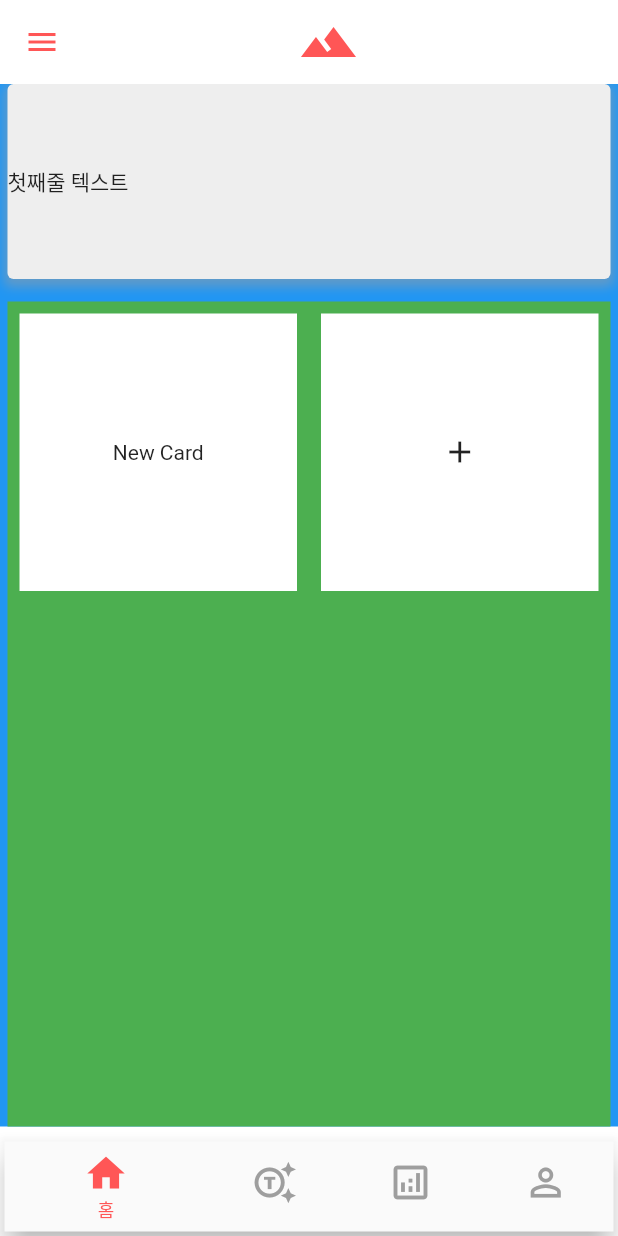
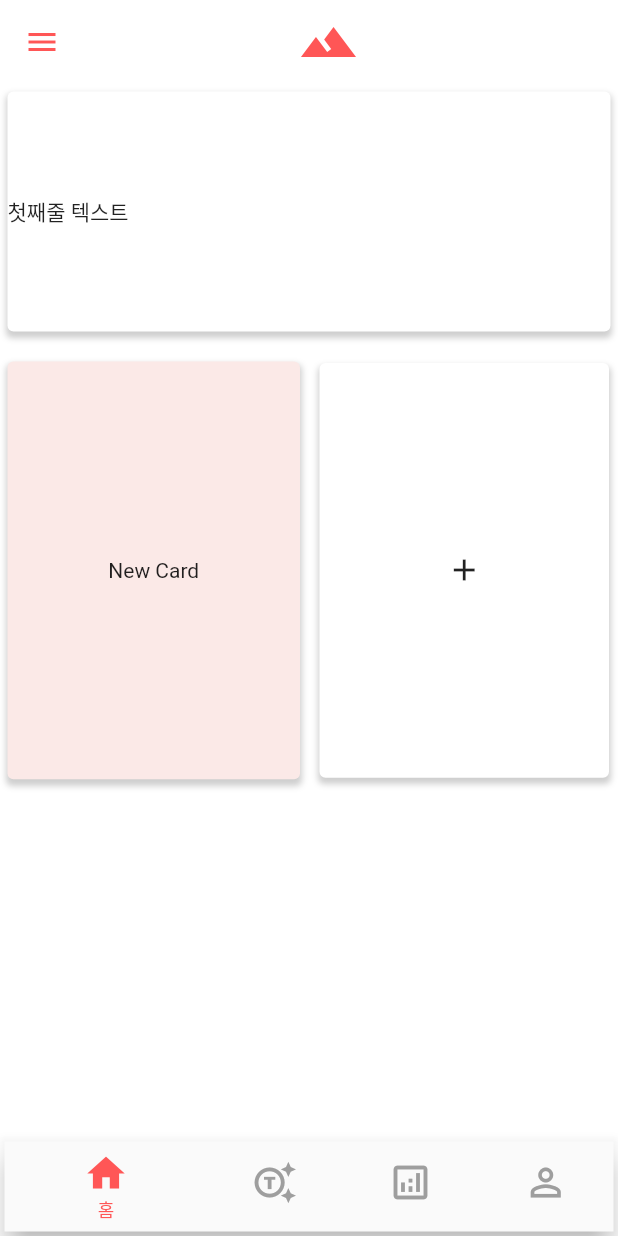
Before and after one commit to day0ung/mirea_on, a Flutter app: the HomeApp screen opened directly, after a tap on the "add" icon, on a phone screen of 412 x 824 dp. Run offline on Flutter 3.47's test engine with Material 2 defaults, Android fonts, the light colour scheme and no system bars; statements that could not run were skipped.

Commit message:
chore : home 화면 layout

```diff
--- a/front-end/mirea_on/lib/pages/page_home.dart
+++ b/front-end/mirea_on/lib/pages/page_home.dart
@@ -1,4 +1,5 @@
 import 'package:flutter/material.dart';
+import '../utils/decoration.dart';
 
 
 class HomePage extends StatefulWidget{
@@ -14,26 +15,14 @@ class _HomePage extends State<HomePage> {
   @override
   Widget build(BuildContext context) {
     return Container(
-      padding: const EdgeInsets.only(left: 5, right: 5),
-      // margin: const EdgeInsets.only(left: 5, right: 5),
-      color: Colors.blue,
+      padding: const EdgeInsets.all(5),
+      // margin: const EdgeInsets.only(left: 3, right: 3),
       child: Column(
         crossAxisAlignment: CrossAxisAlignment.start,
         children: [
           Container(
-            decoration: BoxDecoration(
-              color: Colors.grey[200],
-              borderRadius: BorderRadius.circular(4),
-              boxShadow: [
-                BoxShadow(
-                  color: Colors.grey.withOpacity(0.5),
-                  spreadRadius: 2,
-                  blurRadius: 5,
-                  offset: Offset(0, 3),
-                ),
-              ],
-            ),
-            height: 130,
+            decoration: CardDecoration(),
+            height: 160,
             child: Row(
               children: [
                 Text('첫째줄 텍스트'),
@@ -42,9 +31,11 @@ class _HomePage extends State<HomePage> {
           ),
           Expanded(
             child: Container(
-              margin: const EdgeInsets.only(top: 15),
-              color: Colors.green,
+              margin: const EdgeInsets.only(top: 20),
               child: GridView.count(
+                childAspectRatio: 0.7, // 너비:높이 비율 조절
+                mainAxisSpacing: 15, // 아이템 간의 수직 간격
+                crossAxisSpacing: 12, // 아이템 간의 수평 간격
                 crossAxisCount: 2,
                 children: [
                   ...cards.map((card) => CardItem(text: card)).toList(),
@@ -73,8 +64,7 @@ class CardItem extends StatelessWidget {
   @override
   Widget build(BuildContext context) {
     return Container(
-      margin: const EdgeInsets.all(8),
-      color: Colors.white,
+      decoration: CardDecoration(color: Colors.deepOrange.shade50),
       child: Center(
         child: Text(text),
       ),
@@ -90,8 +80,8 @@ class CardButton extends StatelessWidget {
   @override
   Widget build(BuildContext context) {
     return Container(
-      margin: const EdgeInsets.all(8),
-      color: Colors.white,
+      margin: const EdgeInsets.all(1),
+      decoration: CardDecoration(),
       child: InkWell(
         onTap: onPressed,
         child: Center(
--- /dev/null
+++ b/front-end/mirea_on/lib/utils/decoration.dart
@@ -0,0 +1,21 @@
+
+import 'package:flutter/material.dart';
+
+class CardDecoration extends BoxDecoration {
+  final Color color;
+
+  CardDecoration({this.color = Colors.white})
+      : super(
+        color: color,
+        borderRadius: BorderRadius.circular(4),
+        boxShadow: [
+          BoxShadow(
+            color: Colors.grey.withOpacity(0.5),
+            spreadRadius: 1,
+            blurRadius: 3,
+            offset: Offset(0, 3),
+          ),
+        ],
+      );
+
+}
```
